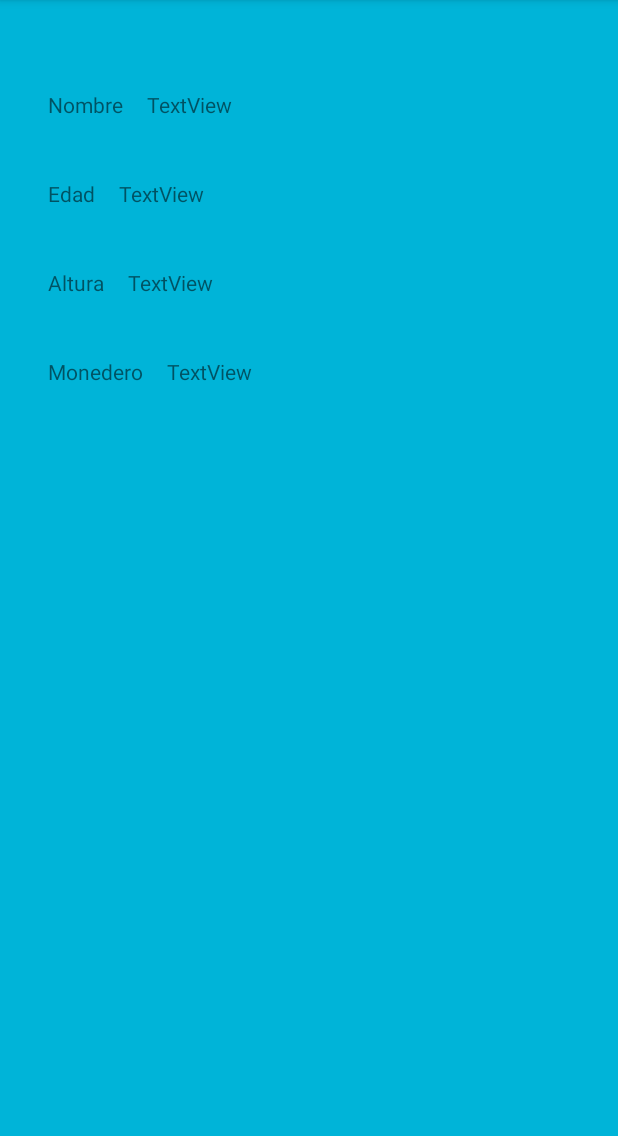
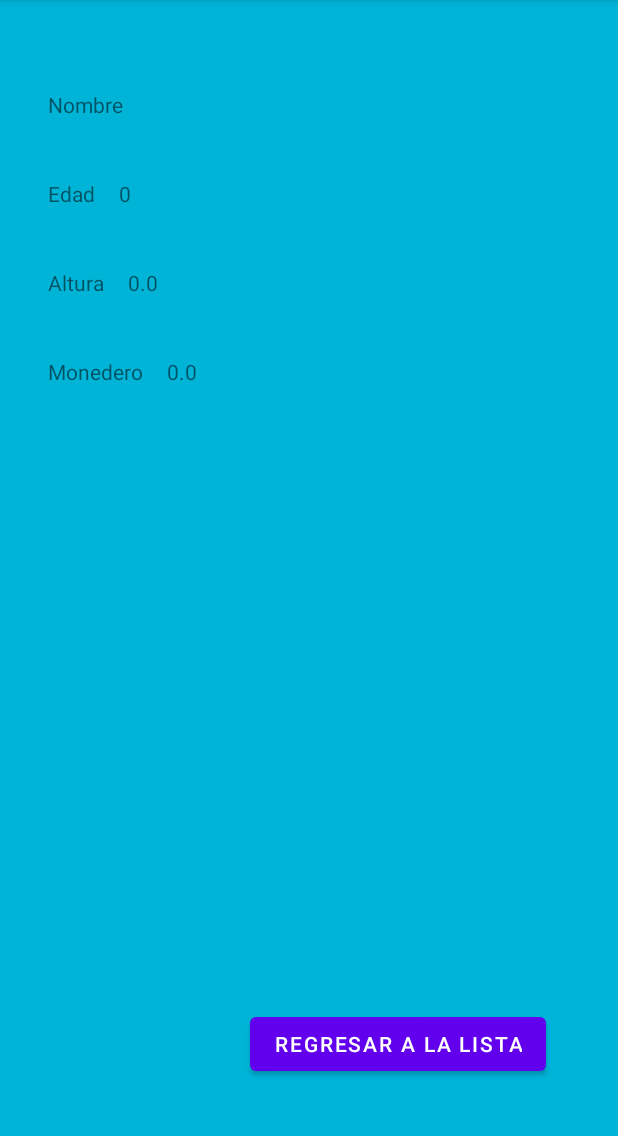
Before and after one commit to DanielHF2403/18680_Applicaciones, an Android app: the MostrarPreferencias screen opened directly, with no data from a screen before it, on a phone screen of 412 x 824 dp, the part 84-1220 px from its top. Run offline under Robolectric (Android 15) with nearby library versions, the phone set to English and light mode, and no system bars.

Commit message:
Faltan puntos 3 y 6

```diff
--- a/Clase6Marzo/app/src/main/java/com/example/clase6marzo/MostrarPreferencias.kt
+++ b/Clase6Marzo/app/src/main/java/com/example/clase6marzo/MostrarPreferencias.kt
@@ -1,10 +1,14 @@
 package com.example.clase6marzo
 
+import android.annotation.SuppressLint
+import android.content.Intent
 import androidx.appcompat.app.AppCompatActivity
 import android.os.Bundle
+import android.widget.Button
 import android.widget.TextView
 
 class MostrarPreferencias : AppCompatActivity() {
+    @SuppressLint("MissingInflatedId")
     override fun onCreate(savedInstanceState: Bundle?) {
         super.onCreate(savedInstanceState)
         setContentView(R.layout.activity_mostrar_preferencias)
@@ -12,7 +16,23 @@ class MostrarPreferencias : AppCompatActivity() {
         var tvedad = findViewById<TextView>(R.id.tvEdad)
         var tvaltura = findViewById<TextView>(R.id.tvAltura)
         var tvmonedero = findViewById<TextView>(R.id.tvMonedero)
-        val miSharedPreferences = getSharedPreferences("PERSISTENCIA", MODE_PRIVATE)
+        var bnback = findViewById<Button>(R.id.bnBack)
+
+        val sharedPreference = getSharedPreferences("PERSISTENCIA", MODE_PRIVATE) ?: return
+        val nombre = sharedPreference.getString("nombre", "")
+        val edad = sharedPreference.getInt("edad", 0).toString()
+        val altura = sharedPreference.getFloat("altura", 0.0f).toString()
+        val monedero = sharedPreference.getFloat("monedero", 0.0f).toString()
+        tvnombre.text = nombre
+        tvedad.text = edad
+        tvaltura.text = altura
+        tvmonedero.text = monedero
+
+        bnback.setOnClickListener{
+            val s = Intent(this, ListaGamesActivity::class.java)
+            startActivity(s)
+            finish()
+        }
 
 
     }
--- a/Clase6Marzo/app/src/main/java/com/example/clase6marzo/adapters/VideojuegoAdapter.kt
+++ b/Clase6Marzo/app/src/main/java/com/example/clase6marzo/adapters/VideojuegoAdapter.kt
@@ -22,12 +22,14 @@ class VideojuegoAdapter(videojuego: ArrayList<Videojuego>, contexto: Context)
         val tvNombre : TextView
         val tvPrecio : TextView
         val tvConsola : TextView
+        val tvClasificacion : TextView
         val ivFoto : ImageView
         val bnCompra : Button
         init { // Define click listener for the ViewHolder's View.
             tvNombre = view.findViewById(R.id.tvPoke)
             tvPrecio = view.findViewById(R.id.tvPrecio)
             tvConsola = view.findViewById(R.id.tvConsola)
+            tvClasificacion = view.findViewById(R.id.tvClasificacion)
             ivFoto = view.findViewById(R.id.ivPoke)
             bnCompra = view.findViewById(R.id.bnComprar)
 
@@ -59,7 +61,9 @@ class VideojuegoAdapter(videojuego: ArrayList<Videojuego>, contexto: Context)
         val videojuego: Videojuego = inner_videojuegos.get(position)
         holder.tvNombre.text = videojuego.nombre
         holder.tvConsola.text = videojuego.consola
+        holder.tvClasificacion.text = videojuego.rate
         holder.tvPrecio.text = videojuego.precio.toString()
         holder.ivFoto.setImageResource(videojuego.imagen)
+
     }
 }
--- a/Clase6Marzo/app/src/main/res/layout/activity_mostrar_preferencias.xml
+++ b/Clase6Marzo/app/src/main/res/layout/activity_mostrar_preferencias.xml
@@ -86,4 +86,14 @@
         android:text="TextView"
         app:layout_constraintStart_toEndOf="@+id/textView6"
         app:layout_constraintTop_toBottomOf="@+id/tvAltura" />
+
+    <Button
+        android:id="@+id/bnBack"
+        android:layout_width="wrap_content"
+        android:layout_height="wrap_content"
+        android:layout_marginEnd="48dp"
+        android:layout_marginBottom="48dp"
+        android:text="Regresar a la lista"
+        app:layout_constraintBottom_toBottomOf="parent"
+        app:layout_constraintEnd_toEndOf="parent" />
 </androidx.constraintlayout.widget.ConstraintLayout>
```
Also changed, not shown: Clase6Marzo/app/src/main/java/com/example/clase6marzo/ListaGamesActivity.kt (+12 -0 lines), Clase6Marzo/app/src/main/java/com/example/clase6marzo/MainActivity.kt (+6 -2 lines), Clase6Marzo/app/src/main/res/layout/activity_lista_games.xml (+5 -5 lines).
